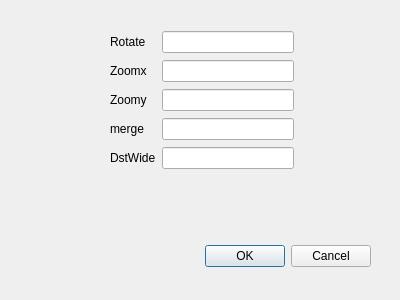
Qt form StitchView/mapxydialog.ui (chenyufjfz/ChipPintu) before a commit.
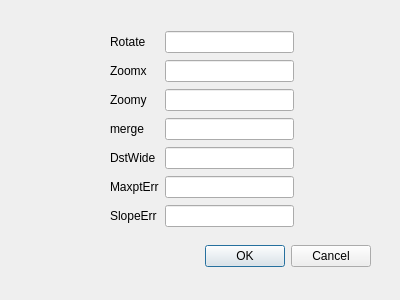
The same form after that commit.

The edit to the form file:
```diff
--- a/StitchView/mapxydialog.ui
+++ b/StitchView/mapxydialog.ui
@@ -35,7 +35,7 @@
      <x>110</x>
      <y>30</y>
      <width>184</width>
-     <height>140</height>
+     <height>198</height>
     </rect>
    </property>
    <layout class="QGridLayout" name="gridLayout">
@@ -89,6 +89,26 @@
     <item row="4" column="1">
      <widget class="QLineEdit" name="dstw"/>
     </item>
+    <item row="5" column="1">
+     <widget class="QLineEdit" name="max_pt_err"/>
+    </item>
+    <item row="5" column="0">
+     <widget class="QLabel" name="label_6">
+      <property name="text">
+       <string>MaxptErr</string>
+      </property>
+     </widget>
+    </item>
+    <item row="6" column="0">
+     <widget class="QLabel" name="label_7">
+      <property name="text">
+       <string>SlopeErr</string>
+      </property>
+     </widget>
+    </item>
+    <item row="6" column="1">
+     <widget class="QLineEdit" name="max_slope_err"/>
+    </item>
    </layout>
   </widget>
  </widget>
```
Left out of the diff: 14 changed lines with no effect on the pictures.
